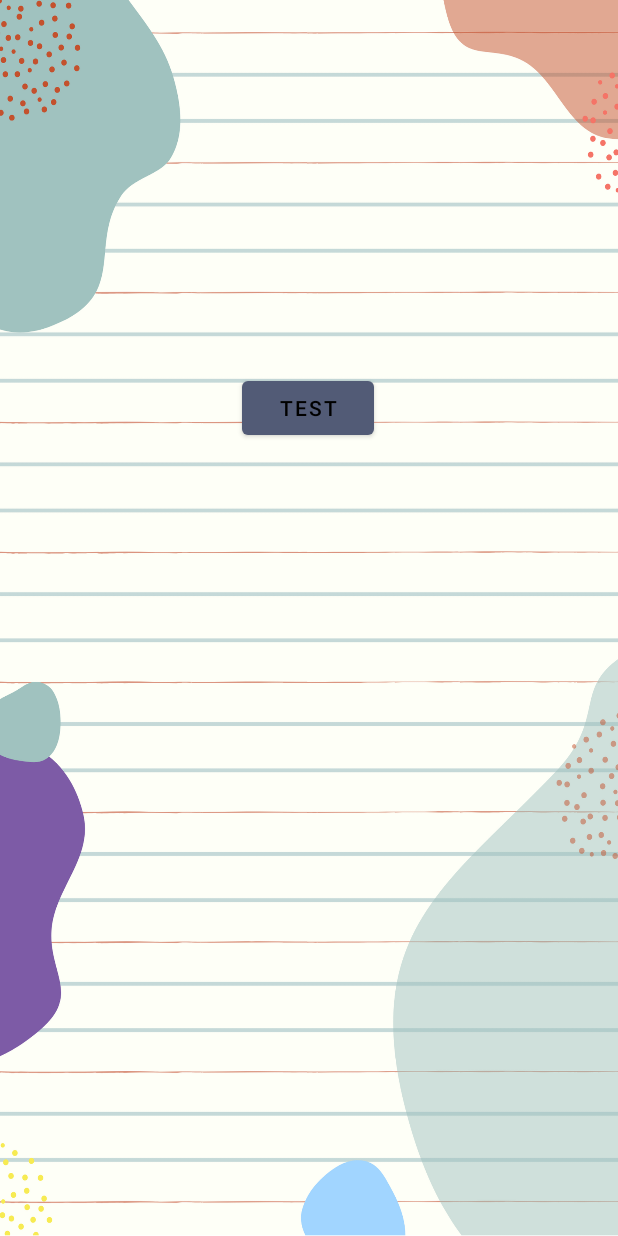
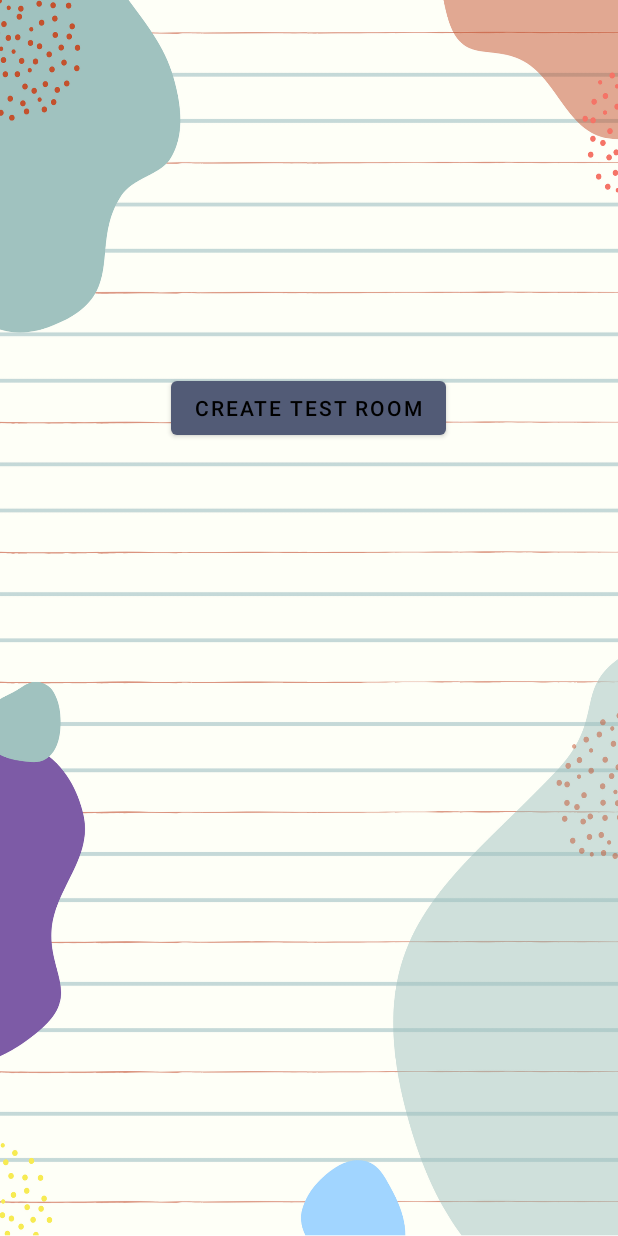
Before and after one commit to sgkevreki/OnomaZwoPragma, an Android app: the HostRoomActivity screen opened directly, with no data from a screen before it, on a phone screen of 412 x 824 dp. Run offline under Robolectric (Android 15) with nearby library versions, the phone set to English and light mode, and no system bars; our stand-ins replace Firebase (no records; nobody signed in at launch, a user with empty details on screens opened directly); libraries missing offline, so code that uses them is left out: com.plattysoft.leonids; Roboto replaces fonts that are not available here; 1 statement that could not run was skipped.

Commit message:
Database tests

```diff
--- a/app/src/main/java/com/example/onomazwopragmaproject/HostRoomActivity.kt
+++ b/app/src/main/java/com/example/onomazwopragmaproject/HostRoomActivity.kt
@@ -43,7 +43,10 @@ class HostRoomActivity : AppCompatActivity() {
         })
 
         test_button.setOnClickListener {
-            myRef.setValue((0..10).random().toString())
+//            myRef.setValue((0..10).random().toString())
+            var roomId = database.getReference("ABDC")
+            roomId.child("members").child("memberID").setValue("HostPlayerIDHere!")
+            roomId.child("settings").child("thisIsATestOption").setValue("ThisIsSoTrue!")
         }
 
     }
--- a/app/src/main/res/layout/activity_host_room.xml
+++ b/app/src/main/res/layout/activity_host_room.xml
@@ -12,7 +12,7 @@
         android:layout_width="wrap_content"
         android:layout_height="wrap_content"
         android:layout_marginTop="248dp"
-        android:text="test"
+        android:text="Create Test Room"
         app:layout_constraintEnd_toEndOf="parent"
         app:layout_constraintHorizontal_bias="0.498"
         app:layout_constraintStart_toStartOf="parent"
@@ -30,7 +30,7 @@
         android:text="DATABASE TEST"
         android:textColor="@android:color/black"
         app:layout_constraintEnd_toEndOf="parent"
-        app:layout_constraintHorizontal_bias="0.657"
+        app:layout_constraintHorizontal_bias="1.0"
         app:layout_constraintStart_toStartOf="parent"
         app:layout_constraintTop_toBottomOf="@+id/test_room" />
 </androidx.constraintlayout.widget.ConstraintLayout>
```
Also changed, not shown: app/src/main/java/com/example/onomazwopragmaproject/JoinRoomActivity.kt (+39 -6 lines).
